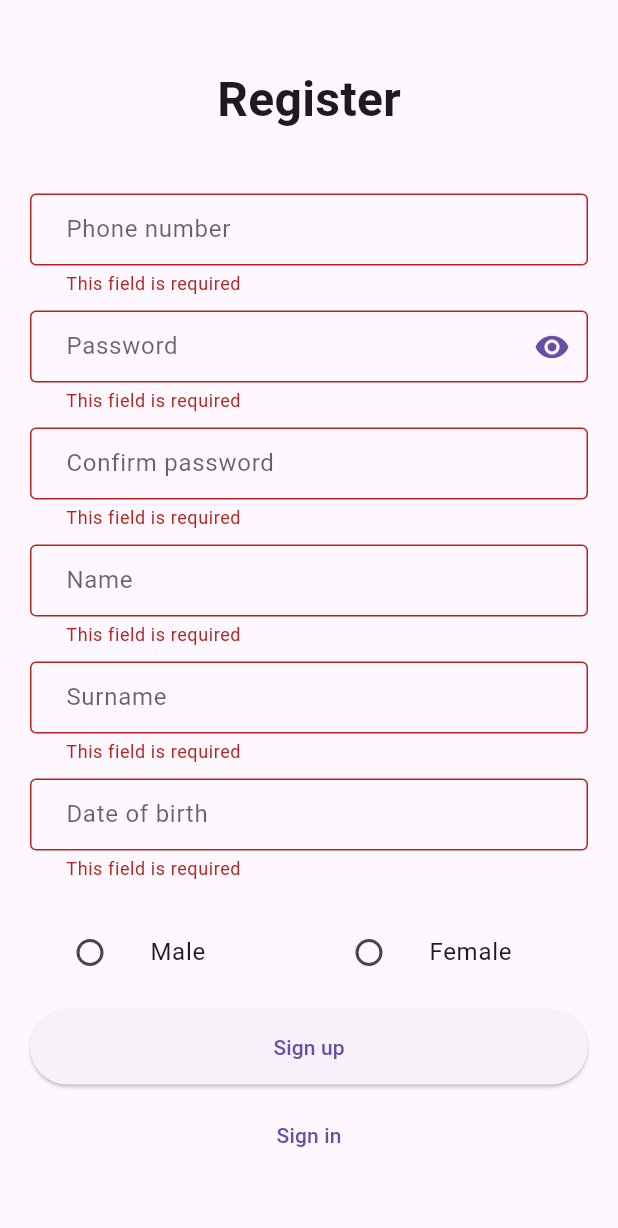
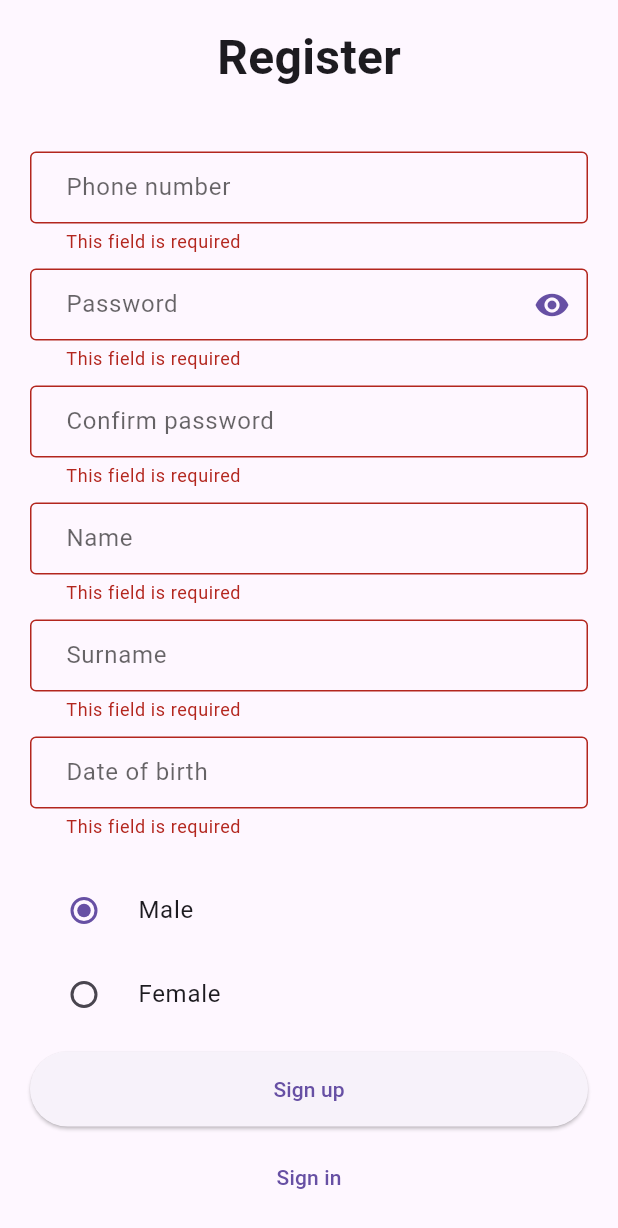
Before and after one commit to bondyi/gym-club-mobile, a Flutter app: the RegisterScreen screen opened by its route, after a tap on "Sign up", on a phone screen of 412 x 824 dp. Shown: the top 1228 px of the screen. Run offline on Flutter 3.47's test engine with Material 3 defaults, Android fonts, the phone set to English and light mode, and no system bars; our stand-ins replace bloc, dartz, equatable, flutter_bloc, get_it, jwt_decoder and 2 more; accounts and stored records are empty.

Commit message:
fix: change gender radio rendering

```diff
--- a/lib/src/auth/presentation/views/register_screen.dart
+++ b/lib/src/auth/presentation/views/register_screen.dart
@@ -27,7 +27,7 @@ class _RegisterScreenState extends State<RegisterScreen> {
   final nameController = TextEditingController();
   final surnameController = TextEditingController();
   final birthDateController = TextEditingController();
-  Gender gender = Gender.male;
+  Gender? _gender = Gender.male;
   final formKey = GlobalKey<FormState>();
 
   @override
@@ -94,39 +94,26 @@ class _RegisterScreenState extends State<RegisterScreen> {
                     formKey: formKey,
                   ),
                   const SizedBox(height: 10),
-                  Row(
-                    children: [
-                      Expanded(
-                        child: ListTile(
-                          title: Text(
-                            AppLocalizations.of(context)!.genderMale,
-                          ),
-                          leading: RadioGroup(
-                            onChanged: (Gender? value) {
-                              setState(() {
-                                gender = value!;
-                              });
-                            },
-                            child: const Radio(value: Gender.male),
-                          ),
+                  RadioGroup<Gender>(
+                    groupValue: _gender,
+                    onChanged: (Gender? value) {
+                      setState(() {
+                        _gender = value;
+                      });
+                    },
+                    child: Column(
+                      children: [
+                        RadioListTile(
+                          title: Text(AppLocalizations.of(context)!.genderMale),
+                          value: Gender.male,
                         ),
-                      ),
-                      Expanded(
-                        child: ListTile(
-                          title: Text(
-                            AppLocalizations.of(context)!.genderFemale,
-                          ),
-                          leading: RadioGroup(
-                            onChanged: (Gender? value) {
-                              setState(() {
-                                gender = value!;
-                              });
-                            },
-                            child: const Radio(value: Gender.female),
-                          ),
+                        RadioListTile(
+                          title:
+                              Text(AppLocalizations.of(context)!.genderFemale),
+                          value: Gender.female,
                         ),
-                      ),
-                    ],
+                      ],
+                    ),
                   ),
                   const SizedBox(height: 10),
                   if (state is AuthLoading)
@@ -145,7 +132,7 @@ class _RegisterScreenState extends State<RegisterScreen> {
                                   name: nameController.text.trim(),
                                   surname: surnameController.text.trim(),
                                   birthDate: birthDateController.text.trim(),
-                                  gender: gender.value,
+                                  gender: _gender!.value,
                                 ),
                               );
                         }
```
